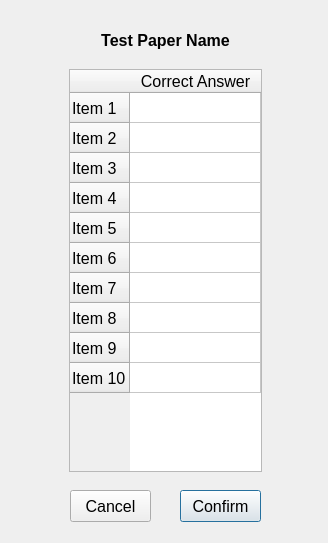
The window that AnsKeyDialog.ui (jarapamikaella/OpenCV_TestPaperChecker) describes before a commit, drawn with Qt 5.
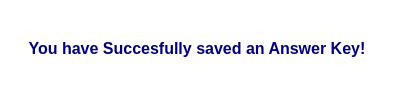
The same window after the commit.

```diff
--- a/AnsKeyDialog.ui
+++ b/AnsKeyDialog.ui
@@ -6,10 +6,425 @@
    <rect>
     <x>0</x>
     <y>0</y>
-    <width>328</width>
-    <height>543</height>
+    <width>394</width>
+    <height>96</height>
    </rect>
   </property>
+  <property name="palette">
+   <palette>
+    <active>
+     <colorrole role="WindowText">
+      <brush brushstyle="SolidPattern">
+       <color alpha="255">
+        <red>0</red>
+        <green>0</green>
+        <blue>0</blue>
+       </color>
+      </brush>
+     </colorrole>
+     <colorrole role="Button">
+      <brush brushstyle="SolidPattern">
+       <color alpha="255">
+        <red>255</red>
+        <green>255</green>
+        <blue>255</blue>
+       </color>
+      </brush>
+     </colorrole>
+     <colorrole role="Light">
+      <brush brushstyle="SolidPattern">
+       <color alpha="255">
+        <red>255</red>
+        <green>255</green>
+        <blue>255</blue>
+       </color>
+      </brush>
+     </colorrole>
+     <colorrole role="Midlight">
+      <brush brushstyle="SolidPattern">
+       <color alpha="255">
+        <red>255</red>
+        <green>255</green>
+        <blue>255</blue>
+       </color>
+      </brush>
+     </colorrole>
+     <colorrole role="Dark">
+      <brush brushstyle="SolidPattern">
+       <color alpha="255">
+        <red>127</red>
+        <green>127</green>
+        <blue>127</blue>
+       </color>
+      </brush>
+     </colorrole>
+     <colorrole role="Mid">
+      <brush brushstyle="SolidPattern">
+       <color alpha="255">
+        <red>170</red>
+        <green>170</green>
+        <blue>170</blue>
+       </color>
+      </brush>
+     </colorrole>
+     <colorrole role="Text">
+      <brush brushstyle="SolidPattern">
+       <color alpha="255">
+        <red>0</red>
+        <green>0</green>
+        <blue>0</blue>
+       </color>
+      </brush>
+     </colorrole>
+     <colorrole role="BrightText">
+      <brush brushstyle="SolidPattern">
+       <color alpha="255">
+        <red>255</red>
+        <green>255</green>
+        <blue>255</blue>
+       </color>
+      </brush>
+     </colorrole>
+     <colorrole role="ButtonText">
+      <brush brushstyle="SolidPattern">
+       <color alpha="255">
+        <red>0</red>
+        <green>0</green>
+        <blue>0</blue>
+       </color>
+      </brush>
+     </colorrole>
+     <colorrole role="Base">
+      <brush brushstyle="SolidPattern">
+       <color alpha="255">
+        <red>255</red>
+        <green>255</green>
+        <blue>255</blue>
+       </color>
+      </brush>
+     </colorrole>
+     <colorrole role="Window">
+      <brush brushstyle="SolidPattern">
+       <color alpha="255">
+        <red>255</red>
+        <green>255</green>
+        <blue>255</blue>
+       </color>
+      </brush>
+     </colorrole>
+     <colorrole role="Shadow">
+      <brush brushstyle="SolidPattern">
+       <color alpha="255">
+        <red>0</red>
+        <green>0</green>
+        <blue>0</blue>
+       </color>
+      </brush>
+     </colorrole>
+     <colorrole role="AlternateBase">
+      <brush brushstyle="SolidPattern">
+       <color alpha="255">
+        <red>255</red>
+        <green>255</green>
+        <blue>255</blue>
+       </color>
+      </brush>
+     </colorrole>
+     <colorrole role="ToolTipBase">
+      <brush brushstyle="SolidPattern">
+       <color alpha="255">
+        <red>255</red>
+        <green>255</green>
+        <blue>220</blue>
+       </color>
+      </brush>
+     </colorrole>
+     <colorrole role="ToolTipText">
+      <brush brushstyle="SolidPattern">
+       <color alpha="255">
+        <red>0</red>
+        <green>0</green>
+        <blue>0</blue>
+       </color>
+      </brush>
+     </colorrole>
+    </active>
+    <inactive>
+     <colorrole role="WindowText">
+      <brush brushstyle="SolidPattern">
+       <color alpha="255">
+        <red>0</red>
+        <green>0</green>
+        <blue>0</blue>
+       </color>
+      </brush>
+     </colorrole>
+     <colorrole role="Button">
+      <brush brushstyle="SolidPattern">
+       <color alpha="255">
+        <red>255</red>
+        <green>255</green>
+        <blue>255</blue>
+       </color>
+      </brush>
+     </colorrole>
+     <colorrole role="Light">
+      <brush brushstyle="SolidPattern">
+       <color alpha="255">
+        <red>255</red>
+        <green>255</green>
+        <blue>255</blue>
+       </color>
+      </brush>
+     </colorrole>
+     <colorrole role="Midlight">
+      <brush brushstyle="SolidPattern">
+       <color alpha="255">
+        <red>255</red>
+        <green>255</green>
+        <blue>255</blue>
+       </color>
+      </brush>
+     </colorrole>
+     <colorrole role="Dark">
+      <brush brushstyle="SolidPattern">
+       <color alpha="255">
+        <red>127</red>
+        <green>127</green>
+        <blue>127</blue>
+       </color>
+      </brush>
+     </colorrole>
+     <colorrole role="Mid">
+      <brush brushstyle="SolidPattern">
+       <color alpha="255">
+        <red>170</red>
+        <green>170</green>
+        <blue>170</blue>
+       </color>
+      </brush>
+     </colorrole>
+     <colorrole role="Text">
+      <brush brushstyle="SolidPattern">
+       <color alpha="255">
+        <red>0</red>
+        <green>0</green>
+        <blue>0</blue>
+       </color>
+      </brush>
+     </colorrole>
+     <colorrole role="BrightText">
+      <brush brushstyle="SolidPattern">
+       <color alpha="255">
+        <red>255</red>
+        <green>255</green>
+        <blue>255</blue>
+       </color>
+      </brush>
+     </colorrole>
+     <colorrole role="ButtonText">
+      <brush brushstyle="SolidPattern">
+       <color alpha="255">
+        <red>0</red>
+        <green>0</green>
+        <blue>0</blue>
+       </color>
+      </brush>
+     </colorrole>
+     <colorrole role="Base">
+      <brush brushstyle="SolidPattern">
+       <color alpha="255">
+        <red>255</red>
+        <green>255</green>
+        <blue>255</blue>
+       </color>
+      </brush>
+     </colorrole>
+     <colorrole role="Window">
+      <brush brushstyle="SolidPattern">
+       <color alpha="255">
+        <red>255</red>
+        <green>255</green>
+        <blue>255</blue>
+       </color>
+      </brush>
+     </colorrole>
+     <colorrole role="Shadow">
+      <brush brushstyle="SolidPattern">
+       <color alpha="255">
+        <red>0</red>
+        <green>0</green>
+        <blue>0</blue>
+       </color>
+      </brush>
+     </colorrole>
+     <colorrole role="AlternateBase">
+      <brush brushstyle="SolidPattern">
+       <color alpha="255">
+        <red>255</red>
+        <green>255</green>
+        <blue>255</blue>
+       </color>
+      </brush>
+     </colorrole>
+     <colorrole role="ToolTipBase">
+      <brush brushstyle="SolidPattern">
+       <color alpha="255">
+        <red>255</red>
+        <green>255</green>
+        <blue>220</blue>
+       </color>
+      </brush>
+     </colorrole>
+     <colorrole role="ToolTipText">
+      <brush brushstyle="SolidPattern">
+       <color alpha="255">
+        <red>0</red>
+        <green>0</green>
+        <blue>0</blue>
+       </color>
+      </brush>
+     </colorrole>
+    </inactive>
+    <disabled>
+     <colorrole role="WindowText">
+      <brush brushstyle="SolidPattern">
+       <color alpha="255">
+        <red>127</red>
+        <green>127</green>
+        <blue>127</blue>
+       </color>
+      </brush>
+     </colorrole>
+     <colorrole role="Button">
+      <brush brushstyle="SolidPattern">
+       <color alpha="255">
+        <red>255</red>
+        <green>255</green>
+        <blue>255</blue>
+       </color>
+      </brush>
+     </colorrole>
+     <colorrole role="Light">
+      <brush brushstyle="SolidPattern">
+       <color alpha="255">
+        <red>255</red>
+        <green>255</green>
+        <blue>255</blue>
+       </color>
+      </brush>
+     </colorrole>
+     <colorrole role="Midlight">
+      <brush brushstyle="SolidPattern">
+       <color alpha="255">
+        <red>255</red>
+        <green>255</green>
+        <blue>255</blue>
+       </color>
+      </brush>
+     </colorrole>
+     <colorrole role="Dark">
+      <brush brushstyle="SolidPattern">
+       <color alpha="255">
+        <red>127</red>
+        <green>127</green>
+        <blue>127</blue>
+       </color>
+      </brush>
+     </colorrole>
+     <colorrole role="Mid">
+      <brush brushstyle="SolidPattern">
+       <color alpha="255">
+        <red>170</red>
+        <green>170</green>
+        <blue>170</blue>
+       </color>
+      </brush>
+     </colorrole>
+     <colorrole role="Text">
+      <brush brushstyle="SolidPattern">
+       <color alpha="255">
+        <red>127</red>
+        <green>127</green>
+        <blue>127</blue>
+       </color>
+      </brush>
+     </colorrole>
+     <colorrole role="BrightText">
+      <brush brushstyle="SolidPattern">
+       <color alpha="255">
+        <red>255</red>
+        <green>255</green>
+        <blue>255</blue>
+       </color>
+      </brush>
+     </colorrole>
+     <colorrole role="ButtonText">
+      <brush brushstyle="SolidPattern">
+       <color alpha="255">
+        <red>127</red>
+        <green>127</green>
+        <blue>127</blue>
+       </color>
+      </brush>
+     </colorrole>
+     <colorrole role="Base">
+      <brush brushstyle="SolidPattern">
+       <color alpha="255">
+        <red>255</red>
+        <green>255</green>
+        <blue>255</blue>
+       </color>
+      </brush>
+     </colorrole>
+     <colorrole role="Window">
+      <brush brushstyle="SolidPattern">
+       <color alpha="255">
+        <red>255</red>
+        <green>255</green>
+        <blue>255</blue>
+       </color>
+      </brush>
+     </colorrole>
+     <colorrole role="Shadow">
+      <brush brushstyle="SolidPattern">
+       <color alpha="255">
+        <red>0</red>
+        <green>0</green>
+        <blue>0</blue>
+       </color>
+      </brush>
+     </colorrole>
+     <colorrole role="AlternateBase">
+      <brush brushstyle="SolidPattern">
+       <color alpha="255">
+        <red>255</red>
+        <green>255</green>
+        <blue>255</blue>
+       </color>
+      </brush>
+     </colorrole>
+     <colorrole role="ToolTipBase">
+      <brush brushstyle="SolidPattern">
+       <color alpha="255">
+        <red>255</red>
+        <green>255</green>
+        <blue>220</blue>
+       </color>
+      </brush>
+     </colorrole>
+     <colorrole role="ToolTipText">
+      <brush brushstyle="SolidPattern">
+       <color alpha="255">
+        <red>0</red>
+        <green>0</green>
+        <blue>0</blue>
+       </color>
+      </brush>
+     </colorrole>
+    </disabled>
+   </palette>
+  </property>
   <property name="font">
    <font>
     <stylestrategy>PreferDefault</stylestrategy>
@@ -21,152 +436,32 @@
   <property name="autoFillBackground">
    <bool>true</bool>
   </property>
-  <widget class="QLabel" name="label">
-   <property name="geometry">
-    <rect>
-     <x>80</x>
-     <y>30</y>
-     <width>171</width>
-     <height>20</height>
-    </rect>
-   </property>
-   <property name="font">
-    <font>
-     <pointsize>12</pointsize>
-     <weight>75</weight>
-     <bold>true</bold>
-    </font>
-   </property>
-   <property name="text">
-    <string>Test Paper Name</string>
-   </property>
-   <property name="alignment">
-    <set>Qt::AlignCenter</set>
-   </property>
-  </widget>
-  <widget class="QFrame" name="verticalFrame">
-   <property name="geometry">
-    <rect>
-     <x>60</x>
-     <y>60</y>
-     <width>211</width>
-     <height>421</height>
-    </rect>
-   </property>
-   <layout class="QVBoxLayout" name="verticalLayout">
-    <item>
-     <widget class="QTableWidget" name="tableWidget">
-      <property name="font">
-       <font>
-        <pointsize>12</pointsize>
-       </font>
-      </property>
-      <property name="verticalScrollBarPolicy">
-       <enum>Qt::ScrollBarAlwaysOff</enum>
-      </property>
-      <property name="horizontalScrollBarPolicy">
-       <enum>Qt::ScrollBarAlwaysOff</enum>
-      </property>
-      <attribute name="horizontalHeaderStretchLastSection">
-       <bool>true</bool>
-      </attribute>
-      <row>
-       <property name="text">
-        <string>Item 1</string>
-       </property>
-      </row>
-      <row>
-       <property name="text">
-        <string>Item 2</string>
-       </property>
-      </row>
-      <row>
-       <property name="text">
-        <string>Item 3</string>
-       </property>
-      </row>
-      <row>
-       <property name="text">
-        <string>Item 4</string>
-       </property>
-      </row>
-      <row>
-       <property name="text">
-        <string>Item 5</string>
-       </property>
-      </row>
-      <row>
-       <property name="text">
-        <string>Item 6</string>
-       </property>
-      </row>
-      <row>
-       <property name="text">
-        <string>Item 7</string>
-       </property>
-      </row>
-      <row>
-       <property name="text">
-        <string>Item 8</string>
-       </property>
-      </row>
-      <row>
-       <property name="text">
-        <string>Item 9</string>
-       </property>
-      </row>
-      <row>
-       <property name="text">
-        <string>Item 10</string>
-       </property>
-      </row>
-      <column>
-       <property name="text">
-        <string>Correct Answer</string>
-       </property>
-      </column>
-     </widget>
-    </item>
-   </layout>
-  </widget>
-  <widget class="QPushButton" name="Test4Plchldr">
-   <property name="geometry">
-    <rect>
-     <x>180</x>
-     <y>490</y>
-     <width>81</width>
-     <height>32</height>
-    </rect>
-   </property>
-   <property name="font">
-    <font>
-     <family>Arial</family>
-     <pointsize>12</pointsize>
-    </font>
-   </property>
-   <property name="text">
-    <string>Confirm</string>
-   </property>
-  </widget>
-  <widget class="QPushButton" name="Test4Plchldr_2">
-   <property name="geometry">
-    <rect>
-     <x>70</x>
-     <y>490</y>
-     <width>81</width>
-     <height>32</height>
-    </rect>
-   </property>
-   <property name="font">
-    <font>
-     <family>Arial</family>
-     <pointsize>12</pointsize>
-    </font>
-   </property>
-   <property name="text">
-    <string>Cancel</string>
-   </property>
-  </widget>
+  <layout class="QVBoxLayout" name="verticalLayout">
+   <item>
+    <widget class="QLabel" name="SuccessLabel">
+     <property name="font">
+      <font>
+       <family>Arial</family>
+       <pointsize>12</pointsize>
+       <weight>75</weight>
+       <bold>true</bold>
+      </font>
+     </property>
+     <property name="autoFillBackground">
+      <bool>false</bool>
+     </property>
+     <property name="styleSheet">
+      <string notr="true">color: rgb(0, 0, 127)</string>
+     </property>
+     <property name="text">
+      <string>You have Succesfully saved an Answer Key!</string>
+     </property>
+     <property name="alignment">
+      <set>Qt::AlignCenter</set>
+     </property>
+    </widget>
+   </item>
+  </layout>
  </widget>
  <tabstops>
   <tabstop>Test4Plchldr</tabstop>
```
Left out of the diff: 4 changed lines with no effect on the pictures.
